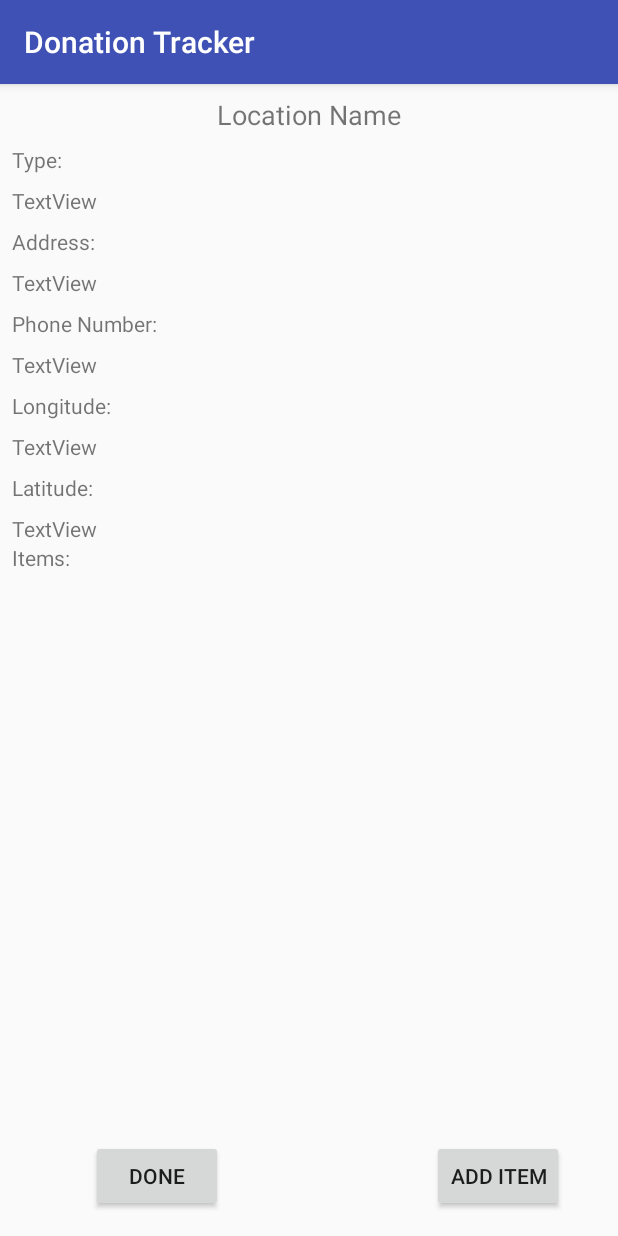
After one commit to Shubham-Gupte/Donation-Tracker-Room, an Android app: the LocationDetailsActivity screen opened directly, with no data from a screen before it, on a phone screen of 412 x 824 dp. The commit adds this screen. Run offline under Robolectric (Android 15) with nearby library versions, the light colour scheme and no system bars; our stand-ins replace Firebase (no records; nobody signed in at launch, a user with empty details on screens opened directly).

Commit message:
Bunch of stuff lost track of everything i did M6 and M7 done

```diff
--- a/app/src/main/AndroidManifest.xml
+++ b/app/src/main/AndroidManifest.xml
@@ -30,14 +30,14 @@
                 <category android:name="android.intent.category.LAUNCHER" />
             </intent-filter>
         </activity>
-        <activity android:name=".LocationActivity">
+        <activity android:name=".LocationDetailsActivity">
             <intent-filter>
                 <action android:name="android.intent.action.MAIN" />
 
                 <category android:name="android.intent.category.LAUNCHER" />
             </intent-filter>
         </activity>
-        <activity android:name=".ItemActivity">
+        <activity android:name=".AddItemActivity">
             <intent-filter>
                 <action android:name="android.intent.action.MAIN" />
 
--- a/app/src/main/java/roomies/donationtracker/activities/MainActivity.java
+++ b/app/src/main/java/roomies/donationtracker/activities/MainActivity.java
@@ -107,7 +107,6 @@ public class MainActivity extends AppCompatActivity {
                     locationsList.add(location);
                 }
 
-
                 // Initialize the locations view table
                 initLocationsView();
                 if(userType != null && userType.equals("location")) {
--- a/app/src/main/java/roomies/donationtracker/activities/RegisterActivity.java
+++ b/app/src/main/java/roomies/donationtracker/activities/RegisterActivity.java
@@ -46,8 +46,8 @@ public class RegisterActivity extends AppCompatActivity {
 
         // Initialize views
         initUserType();
+        initRegisterButton();
         initAdminSwitch();
-        initRegisterButton();
         initcancelRegistrationButton();
 
     }
@@ -74,6 +74,7 @@ public class RegisterActivity extends AppCompatActivity {
 
     private void initAdminSwitch() {
         adminSwitch = findViewById(R.id.adminSwitch);
+        adminKey = findViewById(R.id.adminAuthentication);
         adminSwitch.setOnClickListener(new View.OnClickListener() {
             @Override
             public void onClick(View v) {
--- a/app/src/main/java/roomies/donationtracker/adapters/LocationsViewAdapter.java
+++ b/app/src/main/java/roomies/donationtracker/adapters/LocationsViewAdapter.java
@@ -11,7 +11,7 @@ import android.widget.TextView;
 
 import java.util.ArrayList;
 
-import roomies.donationtracker.activities.LocationActivity;
+import roomies.donationtracker.activities.LocationDetailsActivity;
 import roomies.donationtracker.activities.R;
 import roomies.donationtracker.models.Location;
 
@@ -42,7 +42,7 @@ public class LocationsViewAdapter extends RecyclerView.Adapter<LocationsViewAdap
         viewHolder.locationNameView.setOnClickListener( new View.OnClickListener() {
             @Override
             public void onClick(View v) {
-                Intent intent = new Intent(v.getContext(), LocationActivity.class);
+                Intent intent = new Intent(v.getContext(), LocationDetailsActivity.class);
                 intent.putExtra("location_ID", locationsList.get(i).getLocationID());
                 context.startActivity(intent);
             }
--- /dev/null
+++ b/app/src/main/res/layout/activity_location_details.xml
@@ -0,0 +1,166 @@
+<?xml version="1.0" encoding="utf-8"?>
+<android.support.constraint.ConstraintLayout
+    xmlns:android="http://schemas.android.com/apk/res/android"
+    xmlns:app="http://schemas.android.com/apk/res-auto"
+    xmlns:tools="http://schemas.android.com/tools"
+    android:layout_width="match_parent"
+    android:layout_height="match_parent">
+
+    <android.support.v7.widget.RecyclerView
+        android:id="@+id/recyclerViewID"
+        android:layout_width="0dp"
+        android:layout_height="130dp"
+        android:layout_marginStart="4dp"
+        android:layout_marginTop="8dp"
+        android:layout_marginEnd="4dp"
+        app:layout_constraintBottom_toTopOf="@+id/doneButton_ID"
+        app:layout_constraintEnd_toEndOf="parent"
+        app:layout_constraintHorizontal_bias="0.0"
+        app:layout_constraintStart_toStartOf="parent"
+        app:layout_constraintTop_toBottomOf="@+id/textView6" />
+
+    <Button
+        android:id="@+id/doneButton_ID"
+        android:layout_width="wrap_content"
+        android:layout_height="wrap_content"
+        android:layout_marginStart="8dp"
+        android:layout_marginEnd="8dp"
+        android:layout_marginBottom="16dp"
+        android:text="Done"
+        app:layout_constraintBottom_toBottomOf="parent"
+        app:layout_constraintEnd_toStartOf="@+id/addItemButtonID"
+        app:layout_constraintHorizontal_bias="0.285"
+        app:layout_constraintStart_toStartOf="parent" />
+
+    <Button
+        android:id="@+id/addItemButtonID"
+        android:layout_width="wrap_content"
+        android:layout_height="wrap_content"
+        android:layout_marginEnd="36dp"
+        android:layout_marginBottom="16dp"
+        android:text="Add Item"
+        app:layout_constraintBottom_toBottomOf="parent"
+        app:layout_constraintEnd_toEndOf="parent" />
+
+    <TextView
+        android:id="@+id/nameLableId"
+        android:layout_width="wrap_content"
+        android:layout_height="wrap_content"
+        android:layout_marginStart="8dp"
+        android:layout_marginTop="8dp"
+        android:layout_marginEnd="8dp"
+        android:text="Location Name"
+        android:textSize="18sp"
+        app:layout_constraintEnd_toEndOf="parent"
+        app:layout_constraintStart_toStartOf="parent"
+        app:layout_constraintTop_toTopOf="parent" />
+
+    <TextView
+        android:id="@+id/textView7"
+        android:layout_width="wrap_content"
+        android:layout_height="wrap_content"
+        android:layout_marginStart="8dp"
+        android:layout_marginTop="8dp"
+        android:text="Phone Number:"
+        app:layout_constraintStart_toStartOf="parent"
+        app:layout_constraintTop_toBottomOf="@+id/addressLableId" />
+
+    <TextView
+        android:id="@+id/textView10"
+        android:layout_width="wrap_content"
+        android:layout_height="wrap_content"
+        android:layout_marginStart="8dp"
+        android:layout_marginTop="8dp"
+        android:text="Type:"
+        app:layout_constraintStart_toStartOf="parent"
+        app:layout_constraintTop_toBottomOf="@+id/nameLableId" />
+
+    <TextView
+        android:id="@+id/textView11"
+        android:layout_width="wrap_content"
+        android:layout_height="wrap_content"
+        android:layout_marginStart="8dp"
+        android:layout_marginTop="8dp"
+        android:text="Address:"
+        app:layout_constraintStart_toStartOf="parent"
+        app:layout_constraintTop_toBottomOf="@+id/typeLableId" />
+
+    <TextView
+        android:id="@+id/textView8"
+        android:layout_width="wrap_content"
+        android:layout_height="wrap_content"
+        android:layout_marginStart="8dp"
+        android:layout_marginTop="8dp"
+        android:text="Latitude:"
+        app:layout_constraintStart_toStartOf="parent"
+        app:layout_constraintTop_toBottomOf="@+id/longLableId" />
+
+    <TextView
+        android:id="@+id/textView12"
+        android:layout_width="wrap_content"
+        android:layout_height="wrap_content"
+        android:layout_marginStart="8dp"
+        android:layout_marginTop="8dp"
+        android:text="Longitude:"
+        app:layout_constraintStart_toStartOf="parent"
+        app:layout_constraintTop_toBottomOf="@+id/phoneLableId" />
+
+    <TextView
+        android:id="@+id/typeLableId"
+        android:layout_width="wrap_content"
+        android:layout_height="wrap_content"
+        android:layout_marginStart="8dp"
+        android:layout_marginTop="8dp"
+        android:text="TextView"
+        app:layout_constraintStart_toStartOf="parent"
+        app:layout_constraintTop_toBottomOf="@+id/textView10" />
+
+    <TextView
+        android:id="@+id/phoneLableId"
+        android:layout_width="wrap_content"
+        android:layout_height="wrap_content"
+        android:layout_marginStart="8dp"
+        android:layout_marginTop="8dp"
+        android:text="TextView"
+        app:layout_constraintStart_toStartOf="parent"
+        app:layout_constraintTop_toBottomOf="@+id/textView7" />
+
+    <TextView
+        android:id="@+id/longLableId"
+        android:layout_width="wrap_content"
+        android:layout_height="wrap_content"
+        android:layout_marginStart="8dp"
+        android:layout_marginTop="8dp"
+        android:text="TextView"
+        app:layout_constraintStart_toStartOf="parent"
+        app:layout_constraintTop_toBottomOf="@+id/textView12" />
+
+    <TextView
+        android:id="@+id/latLableId"
+        android:layout_width="wrap_content"
+        android:layout_height="wrap_content"
+        android:layout_marginStart="8dp"
+        android:layout_marginTop="8dp"
+        android:text="TextView"
+        app:layout_constraintStart_toStartOf="parent"
+        app:layout_constraintTop_toBottomOf="@+id/textView8" />
+
+    <TextView
+        android:id="@+id/addressLableId"
+        android:layout_width="wrap_content"
+        android:layout_height="wrap_content"
+        android:layout_marginStart="8dp"
+        android:layout_marginTop="8dp"
+        android:text="TextView"
+        app:layout_constraintStart_toStartOf="parent"
+        app:layout_constraintTop_toBottomOf="@+id/textView11" />
+
+    <TextView
+        android:id="@+id/textView6"
+        android:layout_width="wrap_content"
+        android:layout_height="wrap_content"
+        android:layout_marginStart="8dp"
+        android:text="Items:"
+        app:layout_constraintStart_toStartOf="parent"
+        app:layout_constraintTop_toBottomOf="@+id/latLableId" />
+</android.support.constraint.ConstraintLayout>
```
Also changed, not shown: app/src/main/java/roomies/donationtracker/activities/AddItemActivity.java (renamed from app/src/main/java/roomies/donationtracker/activities/ItemActivity.java, +9 -7 lines), app/src/main/java/roomies/donationtracker/activities/LocationActivity.java (deleted, +0 -120 lines), app/src/main/java/roomies/donationtracker/activities/LocationDetailsActivity.java (added, +207 -0 lines), app/src/main/java/roomies/donationtracker/adapters/ItemsViewAdapter.java (+6 -5 lines), app/src/main/java/roomies/donationtracker/models/Item.java (+4 -4 lines), app/src/main/res/layout/activity_add_item.xml (renamed from app/src/main/res/layout/activity_item.xml, +9 -25 lines), app/src/main/res/layout/activity_location.xml (deleted, +0 -44 lines).
